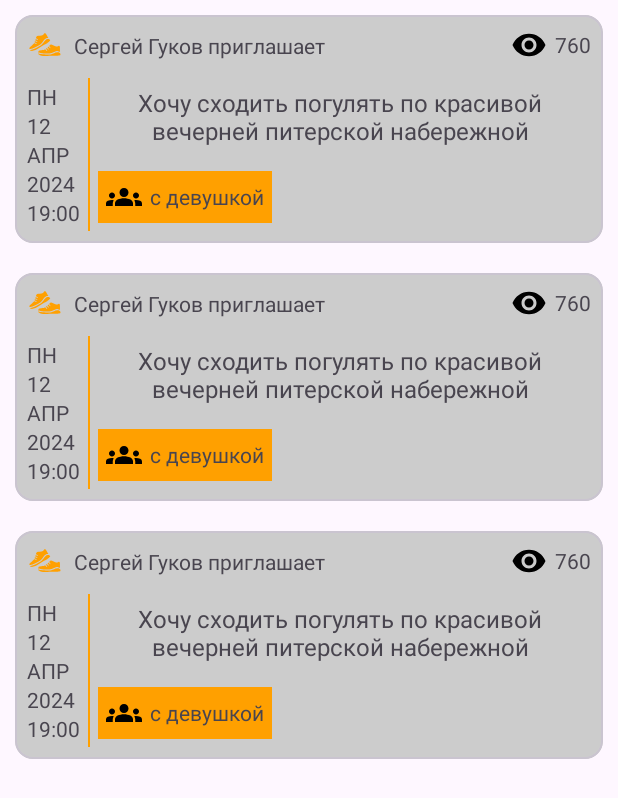
After one commit to VopRos-ZP/Meetpeople, an Android app: the layout fragment_main.xml on its own in the app's theme, with its tools: preview values and no code run, on a phone screen of 412 x 824 dp. The commit adds this screen. Shown: the top 798 px of the screen. Run offline under Robolectric (Android 15) with nearby library versions, the phone set to English and light mode, and no system bars.

Commit message:
Update design concept

```diff
--- /dev/null
+++ b/app/src/main/res/drawable/icon_groups.xml
@@ -0,0 +1,5 @@
+<vector android:height="24dp" android:tint="#000000"
+    android:viewportHeight="24" android:viewportWidth="24"
+    android:width="24dp" xmlns:android="http://schemas.android.com/apk/res/android">
+    <path android:fillColor="@android:color/white" android:pathData="M12,12.75c1.63,0 3.07,0.39 4.24,0.9c1.08,0.48 1.76,1.56 1.76,2.73L18,18H6l0,-1.61c0,-1.18 0.68,-2.26 1.76,-2.73C8.93,13.14 10.37,12.75 12,12.75zM4,13c1.1,0 2,-0.9 2,-2c0,-1.1 -0.9,-2 -2,-2s-2,0.9 -2,2C2,12.1 2.9,13 4,13zM5.13,14.1C4.76,14.04 4.39,14 4,14c-0.99,0 -1.93,0.21 -2.78,0.58C0.48,14.9 0,15.62 0,16.43V18l4.5,0v-1.61C4.5,15.56 4.73,14.78 5.13,14.1zM20,13c1.1,0 2,-0.9 2,-2c0,-1.1 -0.9,-2 -2,-2s-2,0.9 -2,2C18,12.1 18.9,13 20,13zM24,16.43c0,-0.81 -0.48,-1.53 -1.22,-1.85C21.93,14.21 20.99,14 20,14c-0.39,0 -0.76,0.04 -1.13,0.1c0.4,0.68 0.63,1.46 0.63,2.29V18l4.5,0V16.43zM12,6c1.66,0 3,1.34 3,3c0,1.66 -1.34,3 -3,3s-3,-1.34 -3,-3C9,7.34 10.34,6 12,6z"/>
+</vector>
--- /dev/null
+++ b/app/src/main/res/drawable/icon_views.xml
@@ -0,0 +1,5 @@
+<vector android:height="24dp" android:tint="#000000"
+    android:viewportHeight="24" android:viewportWidth="24"
+    android:width="24dp" xmlns:android="http://schemas.android.com/apk/res/android">
+    <path android:fillColor="@android:color/white" android:pathData="M12,4.5C7,4.5 2.73,7.61 1,12c1.73,4.39 6,7.5 11,7.5s9.27,-3.11 11,-7.5c-1.73,-4.39 -6,-7.5 -11,-7.5zM12,17c-2.76,0 -5,-2.24 -5,-5s2.24,-5 5,-5 5,2.24 5,5 -2.24,5 -5,5zM12,9c-1.66,0 -3,1.34 -3,3s1.34,3 3,3 3,-1.34 3,-3 -1.34,-3 -3,-3z"/>
+</vector>
--- /dev/null
+++ b/app/src/main/res/layout/fragment_create_meeting.xml
@@ -0,0 +1,6 @@
+<?xml version="1.0" encoding="utf-8"?>
+<androidx.constraintlayout.widget.ConstraintLayout xmlns:android="http://schemas.android.com/apk/res/android"
+    android:layout_width="match_parent"
+    android:layout_height="match_parent">
+
+</androidx.constraintlayout.widget.ConstraintLayout>
--- /dev/null
+++ b/app/src/main/res/layout/fragment_dialogs.xml
@@ -0,0 +1,6 @@
+<?xml version="1.0" encoding="utf-8"?>
+<androidx.constraintlayout.widget.ConstraintLayout xmlns:android="http://schemas.android.com/apk/res/android"
+    android:layout_width="match_parent"
+    android:layout_height="match_parent">
+
+</androidx.constraintlayout.widget.ConstraintLayout>
--- /dev/null
+++ b/app/src/main/res/layout/fragment_main.xml
@@ -0,0 +1,19 @@
+<?xml version="1.0" encoding="utf-8"?>
+<androidx.constraintlayout.widget.ConstraintLayout xmlns:android="http://schemas.android.com/apk/res/android"
+    xmlns:app="http://schemas.android.com/apk/res-auto"
+    xmlns:tools="http://schemas.android.com/tools"
+    android:layout_width="match_parent"
+    android:layout_height="match_parent">
+
+    <androidx.recyclerview.widget.RecyclerView
+        android:layout_width="match_parent"
+        android:layout_height="match_parent"
+        app:layout_constraintBottom_toBottomOf="parent"
+        app:layout_constraintEnd_toEndOf="parent"
+        app:layout_constraintHorizontal_bias="0.0"
+        app:layout_constraintStart_toStartOf="parent"
+        app:layout_constraintTop_toTopOf="parent"
+        app:layout_constraintVertical_bias="0.0"
+        tools:listitem="@layout/meeting_card" />
+
+</androidx.constraintlayout.widget.ConstraintLayout>
--- /dev/null
+++ b/app/src/main/res/layout/fragment_notifications.xml
@@ -0,0 +1,6 @@
+<?xml version="1.0" encoding="utf-8"?>
+<androidx.constraintlayout.widget.ConstraintLayout xmlns:android="http://schemas.android.com/apk/res/android"
+    android:layout_width="match_parent"
+    android:layout_height="match_parent">
+
+</androidx.constraintlayout.widget.ConstraintLayout>
--- /dev/null
+++ b/app/src/main/res/layout/fragment_profile.xml
@@ -0,0 +1,6 @@
+<?xml version="1.0" encoding="utf-8"?>
+<androidx.constraintlayout.widget.ConstraintLayout xmlns:android="http://schemas.android.com/apk/res/android"
+    android:layout_width="match_parent"
+    android:layout_height="match_parent">
+
+</androidx.constraintlayout.widget.ConstraintLayout>
--- a/app/src/main/res/layout/meeting_card.xml
+++ b/app/src/main/res/layout/meeting_card.xml
@@ -1,40 +1,156 @@
 <?xml version="1.0" encoding="utf-8"?>
 <com.google.android.material.card.MaterialCardView xmlns:android="http://schemas.android.com/apk/res/android"
+    xmlns:app="http://schemas.android.com/apk/res-auto"
+    xmlns:tools="http://schemas.android.com/tools"
     android:layout_width="match_parent"
     android:layout_height="wrap_content"
-    xmlns:app="http://schemas.android.com/apk/res-auto"
     android:layout_margin="10dp">
 
     <androidx.constraintlayout.widget.ConstraintLayout
         android:layout_width="match_parent"
         android:layout_height="wrap_content"
         android:background="#ccc"
-        android:padding="5dp">
+        android:padding="8dp">
+
+        <androidx.constraintlayout.widget.ConstraintLayout
+            android:id="@+id/ll_authorInfo"
+            android:layout_width="match_parent"
+            android:layout_height="match_parent"
+            android:orientation="horizontal"
+            android:textAlignment="center"
+            android:paddingBottom="10dp"
+            app:layout_constraintEnd_toEndOf="parent"
+            app:layout_constraintStart_toStartOf="parent"
+            app:layout_constraintTop_toTopOf="parent">
+
+            <ImageView
+                android:id="@+id/icon"
+                android:layout_width="24dp"
+                android:layout_height="24dp"
+                android:src="@drawable/icon_shoes_color"
+                app:layout_constraintBottom_toBottomOf="parent"
+                app:layout_constraintStart_toStartOf="parent"
+                app:layout_constraintTop_toTopOf="parent" />
 
             <TextView
+                android:id="@+id/tv_userName"
+                android:layout_width="wrap_content"
+                android:layout_height="wrap_content"
+                android:layout_marginStart="7dp"
+                app:layout_constraintBottom_toBottomOf="parent"
+                app:layout_constraintStart_toEndOf="@id/icon"
                 app:layout_constraintTop_toTopOf="parent"
+                tools:text="Сергей Гуков приглашает" />
+
+            <TextView
+                android:id="@+id/tv_views"
+                android:layout_width="wrap_content"
+                android:layout_height="wrap_content"
+                android:drawablePadding="5dp"
+                android:gravity="center_vertical"
+                app:drawableStartCompat="@drawable/icon_views"
+                app:layout_constraintBottom_toBottomOf="parent"
+                app:layout_constraintEnd_toEndOf="parent"
+                app:layout_constraintTop_toTopOf="parent"
+                tools:text="760" />
+
+        </androidx.constraintlayout.widget.ConstraintLayout>
+
+        <LinearLayout
+            android:id="@+id/ll_dateInfo"
+            android:layout_width="wrap_content"
+            android:layout_height="match_parent"
+            android:orientation="vertical"
+            android:textAlignment="center"
+            app:layout_constraintBottom_toBottomOf="parent"
             app:layout_constraintStart_toStartOf="parent"
+            app:layout_constraintTop_toBottomOf="@id/ll_authorInfo">
+
+            <TextView
+                android:id="@+id/tv_dateWeekday"
+                android:layout_width="wrap_content"
+                android:layout_height="wrap_content"
+                android:text="ПН"
+                android:textAlignment="center" />
+
+            <TextView
                 android:id="@+id/tv_dateDay"
                 android:layout_width="wrap_content"
                 android:layout_height="wrap_content"
                 android:text="12" />
 
             <TextView
-            app:layout_constraintTop_toBottomOf="@id/tv_dateDay"
-            app:layout_constraintStart_toStartOf="parent"
                 android:id="@+id/tv_dateMonth"
                 android:layout_width="wrap_content"
                 android:layout_height="wrap_content"
                 android:text="АПР" />
 
             <TextView
-            app:layout_constraintTop_toBottomOf="@id/tv_dateMonth"
-            app:layout_constraintStart_toStartOf="parent"
                 android:id="@+id/tv_dateYear"
                 android:layout_width="wrap_content"
                 android:layout_height="wrap_content"
                 android:text="2024" />
 
+            <TextView
+                android:id="@+id/tv_time"
+                android:layout_width="wrap_content"
+                android:layout_height="wrap_content"
+                android:text="19:00" />
+
+        </LinearLayout>
+
+        <View
+            android:id="@+id/view"
+            android:layout_width="1dp"
+            android:layout_height="0dp"
+            android:layout_marginStart="5dp"
+            android:background="@color/main"
+            app:layout_constraintBottom_toBottomOf="parent"
+            app:layout_constraintStart_toEndOf="@id/ll_dateInfo"
+            app:layout_constraintTop_toBottomOf="@id/ll_authorInfo" />
+
+        <LinearLayout
+            android:id="@+id/name"
+            android:layout_width="0dp"
+            android:layout_height="wrap_content"
+            android:layout_marginBottom="5dp"
+            android:padding="5dp"
+            app:layout_constraintBottom_toTopOf="@id/info"
+            app:layout_constraintEnd_toEndOf="parent"
+            app:layout_constraintStart_toEndOf="@+id/view"
+            app:layout_constraintTop_toBottomOf="@id/ll_authorInfo">
+
+            <TextView
+                android:layout_width="match_parent"
+                android:layout_height="wrap_content"
+                android:text="Хочу сходить погулять по красивой вечерней питерской набережной"
+                android:textAlignment="center"
+                android:textSize="16sp" />
+
+        </LinearLayout>
+
+        <LinearLayout
+            android:id="@+id/info"
+            android:layout_width="0dp"
+            android:layout_height="wrap_content"
+            android:padding="5dp"
+            app:layout_constraintBottom_toBottomOf="parent"
+            app:layout_constraintEnd_toEndOf="parent"
+            app:layout_constraintStart_toEndOf="@+id/view"
+            app:layout_constraintTop_toBottomOf="@+id/name">
+
+            <TextView
+                android:layout_width="wrap_content"
+                android:layout_height="wrap_content"
+                android:background="@color/main"
+                android:drawablePadding="5dp"
+                android:padding="5dp"
+                android:gravity="center_vertical"
+                android:text="с девушкой"
+                app:drawableStartCompat="@drawable/icon_groups" />
+
+        </LinearLayout>
+
     </androidx.constraintlayout.widget.ConstraintLayout>
 
 </com.google.android.material.card.MaterialCardView>
```
Lines whose indentation alone changed are shown as unchanged.
